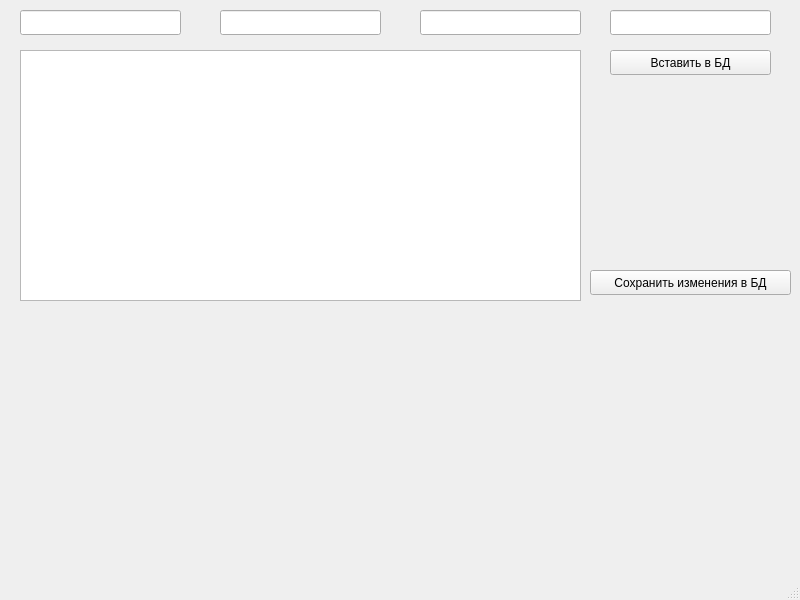
First picture: the form in mainwindow.ui, repository mishanyya/Qt_example_models_of_dif_tables_and_setup_table_create_class, before the edit.
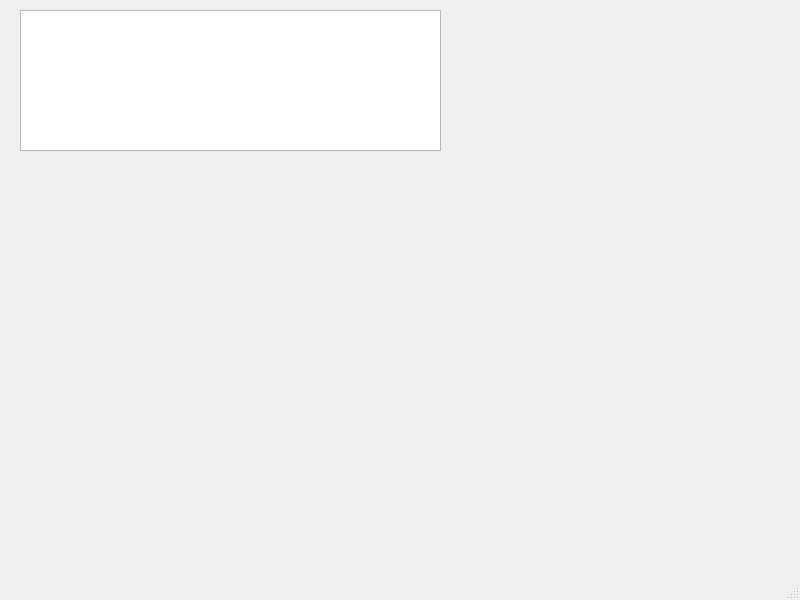
Second picture: the form after the edit.

The edit to the form file:
```diff
--- a/mainwindow.ui
+++ b/mainwindow.ui
@@ -18,75 +18,9 @@
     <property name="geometry">
      <rect>
       <x>20</x>
-      <y>50</y>
-      <width>561</width>
-      <height>251</height>
-     </rect>
-    </property>
-   </widget>
-   <widget class="QPushButton" name="pushButton">
-    <property name="geometry">
-     <rect>
-      <x>590</x>
-      <y>270</y>
-      <width>201</width>
-      <height>25</height>
-     </rect>
-    </property>
-    <property name="text">
-     <string>Сохранить изменения в БД</string>
-    </property>
-   </widget>
-   <widget class="QPushButton" name="pushButton_2">
-    <property name="geometry">
-     <rect>
-      <x>610</x>
-      <y>50</y>
-      <width>161</width>
-      <height>25</height>
-     </rect>
-    </property>
-    <property name="text">
-     <string>Вставить в БД</string>
-    </property>
-   </widget>
-   <widget class="QLineEdit" name="lineEdit">
-    <property name="geometry">
-     <rect>
-      <x>20</x>
       <y>10</y>
-      <width>161</width>
-      <height>25</height>
-     </rect>
-    </property>
-   </widget>
-   <widget class="QLineEdit" name="lineEdit_2">
-    <property name="geometry">
-     <rect>
-      <x>220</x>
-      <y>10</y>
-      <width>161</width>
-      <height>25</height>
-     </rect>
-    </property>
-   </widget>
-   <widget class="QLineEdit" name="lineEdit_3">
-    <property name="geometry">
-     <rect>
-      <x>420</x>
-      <y>10</y>
-      <width>161</width>
-      <height>25</height>
-     </rect>
-    </property>
-   </widget>
-   <widget class="QLineEdit" name="lineEdit_4">
-    <property name="geometry">
-     <rect>
-      <x>610</x>
-      <y>10</y>
-      <width>161</width>
-      <height>25</height>
+      <width>421</width>
+      <height>141</height>
      </rect>
     </property>
    </widget>
```
